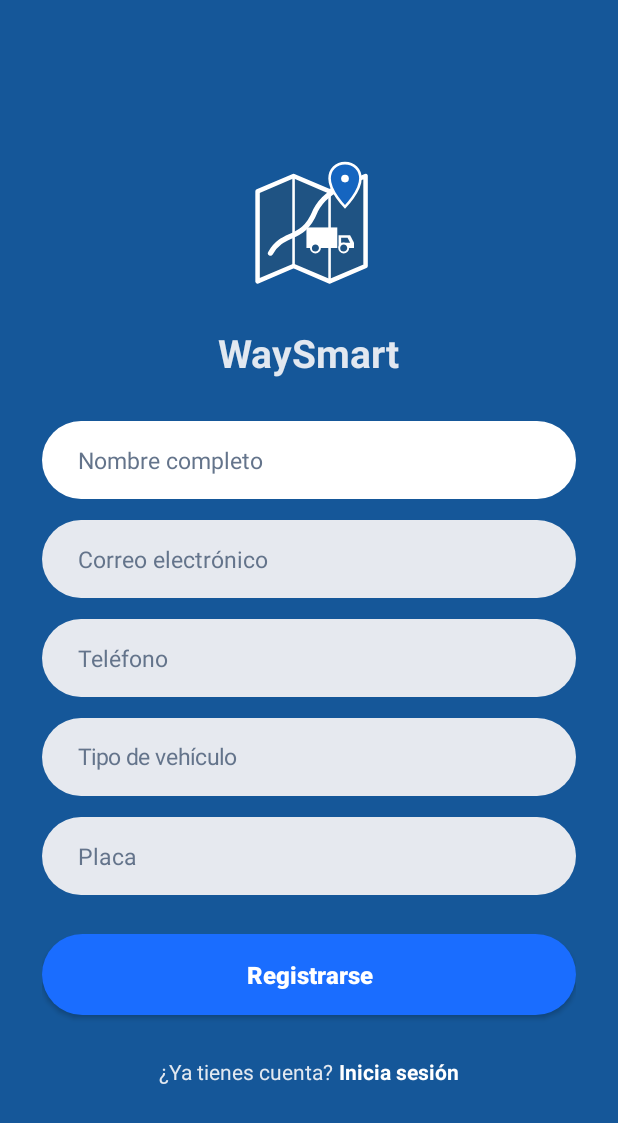
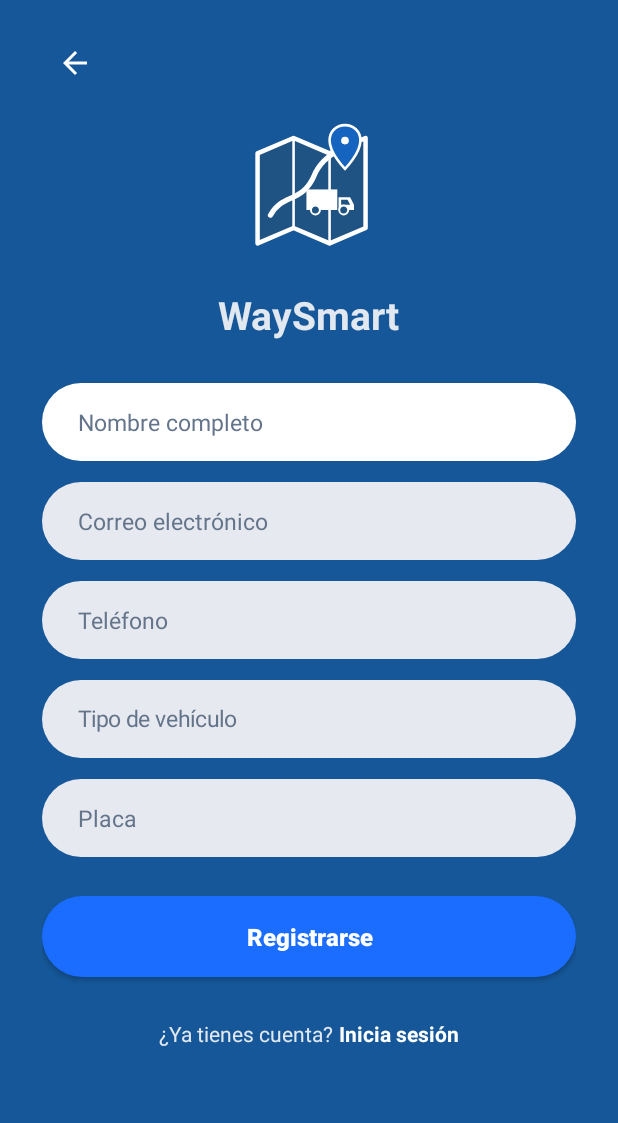
Before and after one commit to PY-WaySmart/WaySmart-MOBILE, an Android app: the screen it shows after launch (RegisterActivity), on a phone screen of 412 x 824 dp. Shown: the top 1123 px of the screen. Run offline under Robolectric (Android 15) with nearby library versions, the phone set to English and light mode, and no system bars.

Commit message:
feat(registro): agregar boton de volver en la esquina superior izquierda

```diff
--- a/app/src/main/java/com/example/waysmart_mobile/RegisterActivity.kt
+++ b/app/src/main/java/com/example/waysmart_mobile/RegisterActivity.kt
@@ -7,6 +7,7 @@ import android.view.ViewGroup
 import android.widget.ArrayAdapter
 import android.widget.Button
 import android.widget.EditText
+import android.widget.ImageButton
 import android.widget.Spinner
 import android.widget.TextView
 import android.widget.Toast
@@ -18,6 +19,7 @@ class RegisterActivity : AppCompatActivity() {
         super.onCreate(savedInstanceState)
         setContentView(R.layout.activity_register)
 
+        val btnVolver = findViewById<ImageButton>(R.id.btnVolver)
         val etNombreCompleto = findViewById<EditText>(R.id.etNombreCompleto)
         val etCorreo = findViewById<EditText>(R.id.etCorreo)
         val etTelefono = findViewById<EditText>(R.id.etTelefono)
@@ -25,6 +27,10 @@ class RegisterActivity : AppCompatActivity() {
         val etPlaca = findViewById<EditText>(R.id.etPlaca)
         val btnRegistrarse = findViewById<Button>(R.id.btnRegistrarse)
         val tvYaTienesCuenta = findViewById<TextView>(R.id.tvYaTienesCuenta)
+
+        btnVolver.setOnClickListener {
+            finish()
+        }
 
         val tiposVehiculo = listOf("Tipo de vehículo", "Carro", "Moto")
         val adapter = object : ArrayAdapter<String>(
--- /dev/null
+++ b/app/src/main/res/drawable/ic_arrow_back.xml
@@ -0,0 +1,10 @@
+<?xml version="1.0" encoding="utf-8"?>
+<vector xmlns:android="http://schemas.android.com/apk/res/android"
+    android:width="24dp"
+    android:height="24dp"
+    android:viewportWidth="24"
+    android:viewportHeight="24">
+    <path
+        android:fillColor="#FFFFFF"
+        android:pathData="M20,11H7.83l5.59,-5.59L12,4l-8,8 8,8 1.41,-1.41L7.83,13H20v-2z" />
+</vector>
--- a/app/src/main/res/layout/activity_register.xml
+++ b/app/src/main/res/layout/activity_register.xml
@@ -9,12 +9,33 @@
         android:layout_width="match_parent"
         android:layout_height="wrap_content"
         android:orientation="vertical"
-        android:gravity="center"
         android:paddingHorizontal="28dp"
-        android:paddingTop="32dp"
+        android:paddingTop="20dp"
         android:paddingBottom="32dp">
 
-        <!-- Ícono oficial WaySmart -->
+        <LinearLayout
+            android:layout_width="match_parent"
+            android:layout_height="wrap_content"
+            android:orientation="horizontal"
+            android:gravity="start|center_vertical"
+            android:layout_marginBottom="4dp">
+
+            <ImageButton
+                android:id="@+id/btnVolver"
+                android:layout_width="44dp"
+                android:layout_height="44dp"
+                android:src="@drawable/ic_arrow_back"
+                android:background="?attr/selectableItemBackgroundBorderless"
+                android:contentDescription="Volver"
+                android:padding="8dp" />
+        </LinearLayout>
+
+        <LinearLayout
+            android:layout_width="match_parent"
+            android:layout_height="wrap_content"
+            android:orientation="vertical"
+            android:gravity="center_horizontal">
+
             <ImageView
                 android:id="@+id/ivLogo"
                 android:layout_width="120dp"
@@ -23,7 +44,6 @@
                 android:contentDescription="WaySmart Logo"
                 android:layout_marginBottom="4dp" />
 
-        <!-- Nombre de la app -->
             <TextView
                 android:layout_width="wrap_content"
                 android:layout_height="wrap_content"
@@ -33,7 +53,6 @@
                 android:textStyle="bold"
                 android:layout_marginBottom="28dp" />
 
-        <!-- Nombre completo -->
             <EditText
                 android:id="@+id/etNombreCompleto"
                 android:layout_width="match_parent"
@@ -47,7 +66,6 @@
                 android:textSize="15sp"
                 android:layout_marginBottom="14dp" />
 
-        <!-- Correo electrónico -->
             <EditText
                 android:id="@+id/etCorreo"
                 android:layout_width="match_parent"
@@ -61,7 +79,6 @@
                 android:textSize="15sp"
                 android:layout_marginBottom="14dp" />
 
-        <!-- Teléfono -->
             <EditText
                 android:id="@+id/etTelefono"
                 android:layout_width="match_parent"
@@ -75,7 +92,6 @@
                 android:textSize="15sp"
                 android:layout_marginBottom="14dp" />
 
-        <!-- Tipo de vehículo (Spinner) -->
             <Spinner
                 android:id="@+id/spinnerTipoVehiculo"
                 android:layout_width="match_parent"
@@ -83,10 +99,8 @@
                 android:background="@drawable/bg_edittext_rounded"
                 android:paddingHorizontal="16dp"
                 android:popupBackground="#FFFFFF"
-            android:textColorHint="#64748B"
                 android:layout_marginBottom="14dp" />
 
-        <!-- Placa -->
             <EditText
                 android:id="@+id/etPlaca"
                 android:layout_width="match_parent"
@@ -101,7 +115,6 @@
                 android:textSize="15sp"
                 android:layout_marginBottom="26dp" />
 
-        <!-- Botón Registrarse centrado -->
             <androidx.appcompat.widget.AppCompatButton
                 android:id="@+id/btnRegistrarse"
                 android:layout_width="match_parent"
@@ -116,7 +129,6 @@
                 android:elevation="2dp"
                 android:layout_marginBottom="22dp" />
 
-        <!-- Enlace a Login -->
             <LinearLayout
                 android:layout_width="wrap_content"
                 android:layout_height="wrap_content"
@@ -142,4 +154,5 @@
             </LinearLayout>
 
         </LinearLayout>
+    </LinearLayout>
 </ScrollView>
```
Lines whose indentation alone changed are shown as unchanged.
